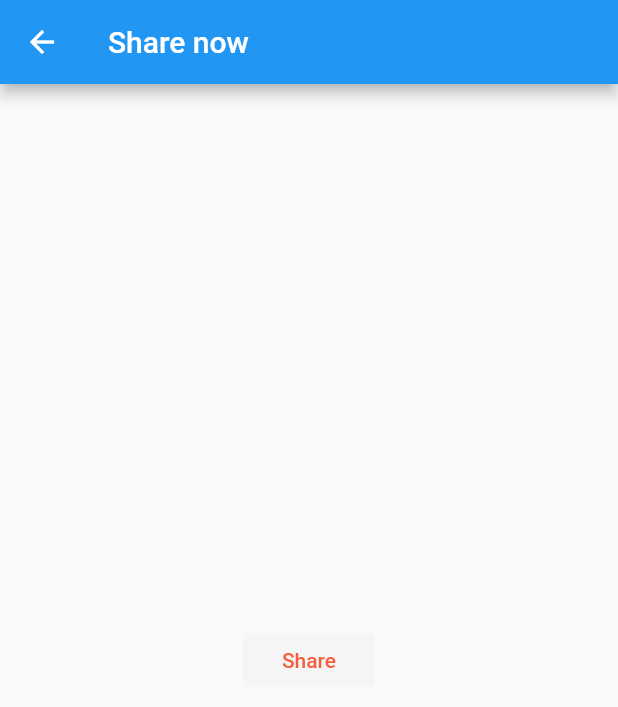
After one commit to bishtmanish739/LibreHealth, a Flutter app: the sharethisapp screen opened directly, after a tap on "Share", on a phone screen of 412 x 824 dp. The commit adds this screen. Shown: the top 707 px of the screen. Run offline on Flutter 3.47's test engine with Material 2 defaults, Android fonts, the phone set to English and light mode, and no system bars; our stand-ins replace share.

```diff
--- /dev/null
+++ b/birthdetail/lib/ShareThisApp.dart
@@ -0,0 +1,32 @@
+import 'package:flutter/material.dart';
+import 'package:share/share.dart';
+
+class sharethisapp extends  StatelessWidget {
+  @override
+  Widget build(BuildContext context) {
+    return Scaffold(
+      appBar: AppBar(
+        title: Text("Share now "),
+      ),
+      body: Center(
+        child: FlatButton(
+          child: Text(
+            'Share',
+            style: TextStyle(
+                color: Color.fromRGBO(245, 93, 62, 1.0)),
+
+          ),
+          color: Colors.grey[100],
+          onPressed: () {
+            final RenderBox box = context.findRenderObject();
+            Share.share('Hello this is a test',
+                sharePositionOrigin:
+                box.localToGlobal(Offset.zero) &
+                box.size);
+
+          },
+        ),
+      ),
+    );
+  }
+}
--- a/birthdetail/lib/vaccine.dart
+++ b/birthdetail/lib/vaccine.dart
@@ -4,7 +4,7 @@ class vaccine extends  StatelessWidget {
 Widget build(BuildContext context) {
   return Scaffold(
     appBar: AppBar(
-      title: Text("Second Route"),
+      title: Text("Types Of vaccine "),
     ),
     body: Center(
       child: RaisedButton(
--- a/birthdetail/pubspec.yaml
+++ b/birthdetail/pubspec.yaml
@@ -19,6 +19,7 @@ environment:
 dependencies:
   flutter:
     sdk: flutter
+  share: ^0.6.2+3
 
   # The following adds the Cupertino Icons font to your application.
   # Use with the CupertinoIcons class for iOS style icons.
@@ -29,11 +30,14 @@ dev_dependencies:
     sdk: flutter
 
 
+
 # For information on the generic Dart part of this file, see the
 # following page: https://dart.dev/tools/pub/pubspec
 
 # The following section is specific to Flutter.
 flutter:
+
+
 
   # The following line ensures that the Material Icons font is
   # included with your application, so that you can use the icons in
```
Also changed, not shown: birthdetail/lib/Discussion.dart (added, +22 -0 lines), birthdetail/lib/Homepage.dart (deleted, +0 -43 lines), birthdetail/lib/NearbyHospitals.dart (added, +19 -0 lines), birthdetail/lib/Settings.dart (added, +19 -0 lines), birthdetail/lib/childinfo.dart (added, +20 -0 lines), birthdetail/lib/main.dart (+72 -19 lines), birthdetail/pubspec.lock, 1 other file.
